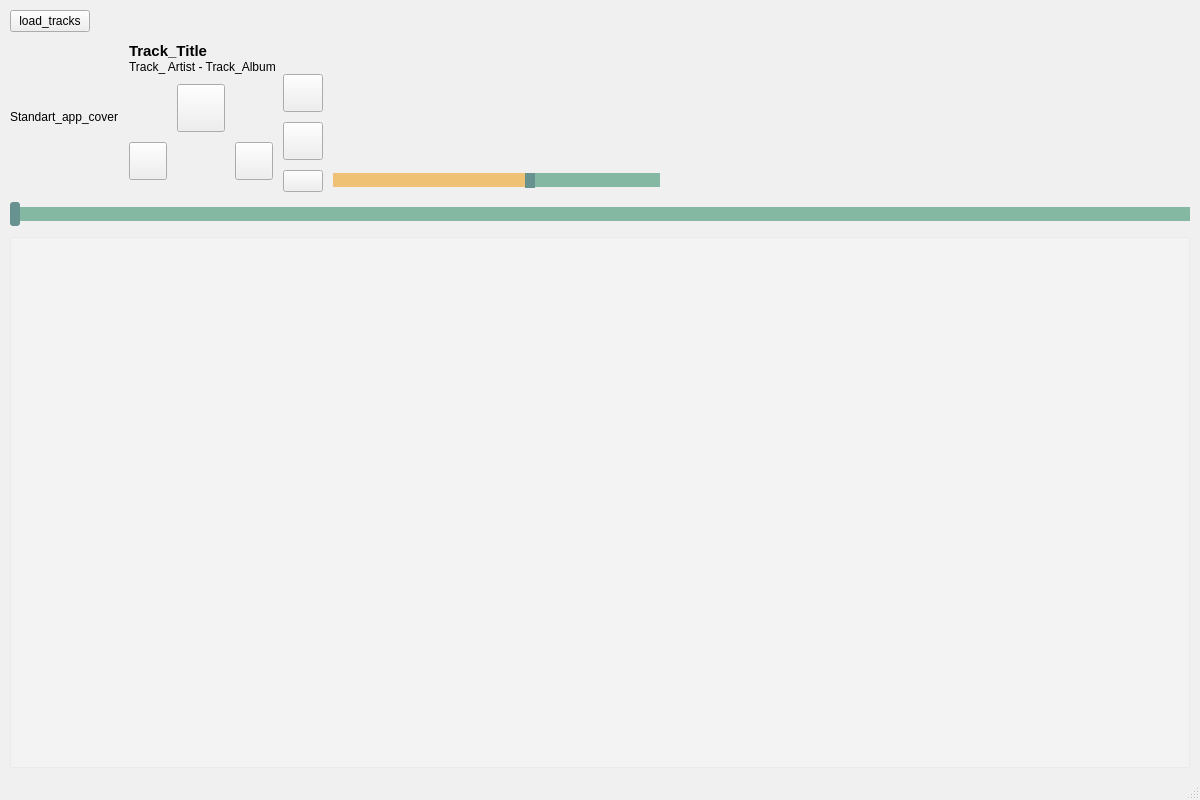
This is mainwindow.ui in lottery7/MelTake as Qt 5 draws it before an edit. The edited form follows.
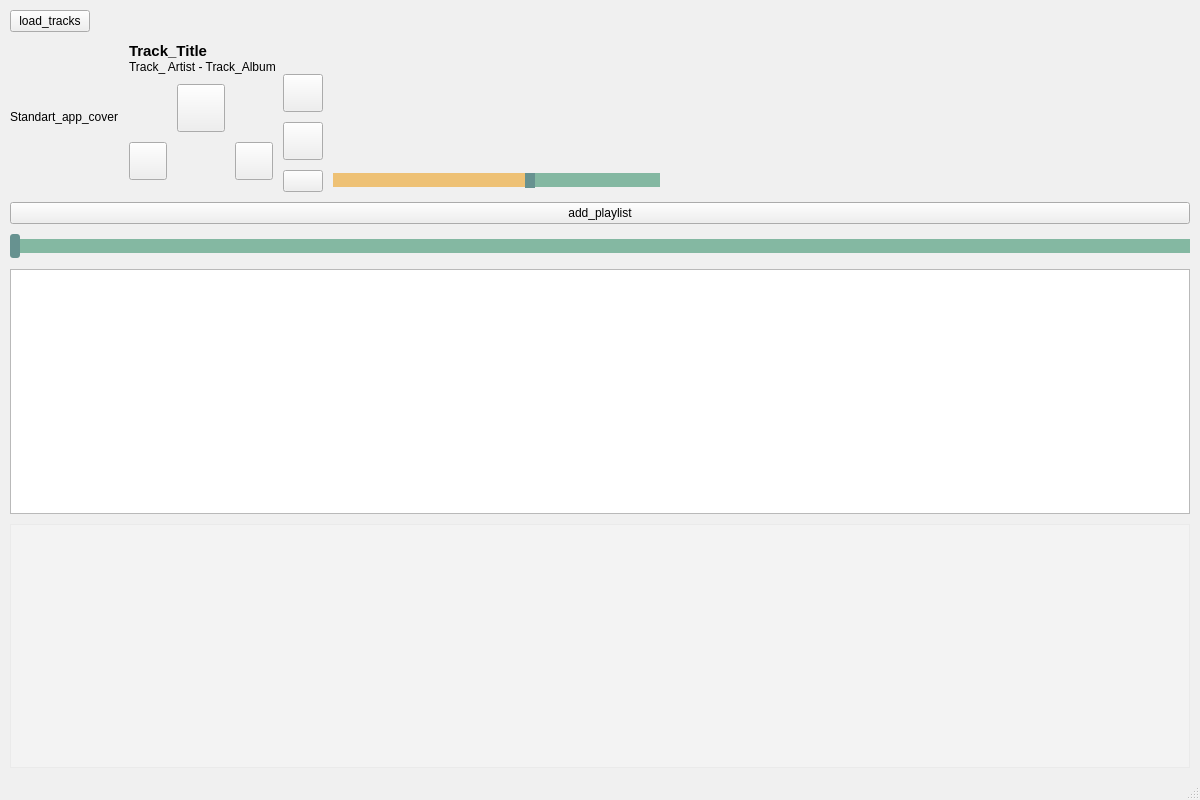
This is the edited form. Icons and pictures are not drawn.

Diff of the .ui file:
```diff
--- a/mainwindow.ui
+++ b/mainwindow.ui
@@ -371,6 +371,13 @@
       </item>
      </layout>
     </item>
+    <item>
+     <widget class="QPushButton" name="add_playlist">
+      <property name="text">
+       <string>add_playlist</string>
+      </property>
+     </widget>
+    </item>
     <item>
      <widget class="QSlider" name="process_slyder">
       <property name="styleSheet">
@@ -421,7 +428,10 @@
      </widget>
     </item>
     <item>
-     <widget class="QTableView" name="playlist_tabel_view">
+     <widget class="QTableView" name="playlists_table"/>
+    </item>
+    <item>
+     <widget class="QTableView" name="playlist_table_view">
       <property name="styleSheet">
        <string notr="true">background-color: rgba(255, 255, 255,50);
 bourder: 5px solid rgba(255, 255, 255,220) ;</string>
```
